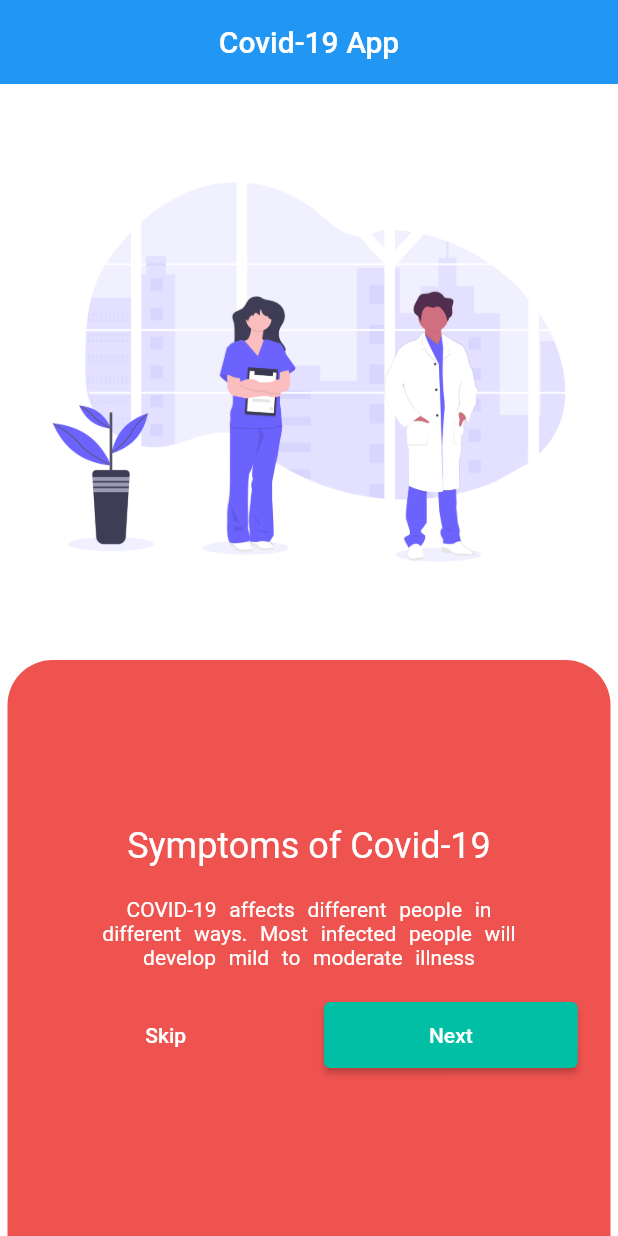
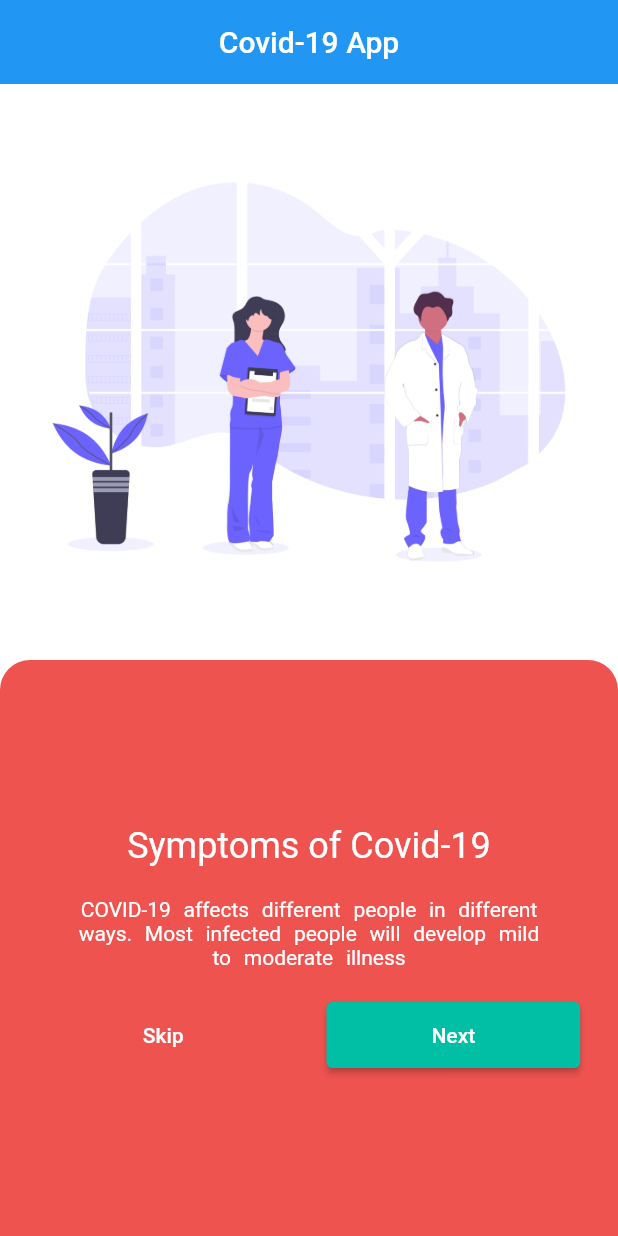
Before and after one commit to VBT-FlutterCamp/Ruchan_Adiguzel_Covid-App, a Flutter app: the screen it shows after launch, on a phone screen of 412 x 824 dp. Run offline on Flutter 3.47's test engine with Material 2 defaults, Android fonts, the phone set to English and light mode, and no system bars.

```diff
--- a/covid_app/lib/Views/on_board_view.dart
+++ b/covid_app/lib/Views/on_board_view.dart
@@ -1,47 +1,39 @@
 import 'package:covid_app/AppConstants/app_constants.dart';
 import 'package:covid_app/models/on_board_models.dart';
-import 'package:covid_app/widgets/label_text_widget.dart';
-import 'package:covid_app/widgets/label_under_content_widget.dart';
-import 'package:covid_app/widgets/wide_elevated_btn.dart';
-import 'package:covid_app/widgets/wide_text_button.dart';
 import 'package:flutter/material.dart';
 
-class OnBoardView extends StatelessWidget {
-  OnBoardView({Key? key, required this.model}) : super(key: key);
+class OnBoardView extends StatefulWidget {
+  OnBoardView({Key? key, required this.model, required this.onPressed})
+      : super(key: key);
+  final OnBoardModel model;
+  final VoidCallback onPressed;
+
+  @override
+  State<OnBoardView> createState() => _OnBoardViewState();
+}
+
+class _OnBoardViewState extends State<OnBoardView> {
   final BoxDecoration _decoration = BoxDecoration(
       borderRadius: BorderRadius.only(
-          topLeft: Radius.circular(30), topRight: Radius.circular(30)),
+          topLeft: Radius.circular(20), topRight: Radius.circular(20)),
       color: Colors.red[400]);
-  final OnBoardModel model;
 
   @override
   Widget build(BuildContext context) {
     return Column(
       mainAxisAlignment: MainAxisAlignment.end,
       children: [
-        Expanded(flex: 4, child: Image.asset(model.imagePath)),
+        Expanded(flex: 4, child: Image.asset(widget.model.imagePath)),
         Expanded(
           flex: 4,
           child: Container(
-            margin: EdgeInsets.symmetric(horizontal: 5),
             decoration: _decoration,
             child: Column(
               mainAxisAlignment: MainAxisAlignment.center,
               children: [
                 TitleText(context),
                 DescriptionText(context),
-                Container(
-                  margin: EdgeInsets.only(bottom: 50),
-                  child: Row(
-                    mainAxisAlignment: MainAxisAlignment.spaceEvenly,
-                    children: [
-                      WideTextBTN(contentOfButton: AppConstants.skipText),
-                      WideElevatedBTN(
-                        contentTextOfBtn: AppConstants.nextText,
-                      )
-                    ],
-                  ),
-                )
+                Buttons()
               ],
             ),
           ),
@@ -50,12 +42,51 @@ class OnBoardView extends StatelessWidget {
     );
   }
 
+  Container Buttons() {
+    return Container(
+      margin: EdgeInsets.only(bottom: 50),
+      child: Row(
+        mainAxisAlignment: MainAxisAlignment.spaceEvenly,
+        children: [
+          SkipBTN(),
+          NextBTN(),
+        ],
+      ),
+    );
+  }
+
+  TextButton SkipBTN() {
+    return TextButton(
+      onPressed: widget.onPressed,
+      child: const Text(
+        "Skip",
+        style: TextStyle(color: Colors.white),
+      ),
+      style: ButtonStyle(
+        padding: MaterialStateProperty.all<EdgeInsets>(
+            EdgeInsets.symmetric(horizontal: 70, vertical: 14)),
+      ),
+    );
+  }
+
+  ElevatedButton NextBTN() {
+    return ElevatedButton(
+      onPressed: widget.onPressed,
+      child: Text("Next"),
+      style: ButtonStyle(
+          padding: MaterialStateProperty.all<EdgeInsets>(
+              EdgeInsets.symmetric(horizontal: 70, vertical: 14)),
+          backgroundColor:
+              MaterialStateProperty.all<Color>(AppConstants.greenish!)),
+    );
+  }
+
   Container DescriptionText(BuildContext context) {
     return Container(
       margin: EdgeInsets.symmetric(vertical: 20, horizontal: 50),
       child: Center(
         child: Text(
-          model.description,
+          widget.model.description,
           style: Theme.of(context).textTheme.bodyText2!.copyWith(
                 color: Colors.white,
                 wordSpacing: 5,
@@ -71,7 +102,7 @@ class OnBoardView extends StatelessWidget {
       margin: EdgeInsets.only(top: 50),
       child: Center(
         child: Text(
-          model.title,
+          widget.model.title,
           style: Theme.of(context)
               .textTheme
               .headline5!
--- a/covid_app/lib/Views/splash_screen.dart
+++ b/covid_app/lib/Views/splash_screen.dart
@@ -19,8 +19,15 @@ class _SplashScreenState extends State<SplashScreen> {
       color: Colors.deepOrange[600]);
 
   var _pageContr = PageController();
+  int currentIndex = 0;
 
-  int currentIndex = 0;
+  void IncrementIndex() {
+    setState(() {
+      if (currentIndex < models.length) {
+        currentIndex++;
+      }
+    });
+  }
 
   @override
   Widget build(BuildContext context) {
@@ -37,10 +44,12 @@ class _SplashScreenState extends State<SplashScreen> {
         setState(() {
           currentIndex = value;
         });
-        currentIndex = value;
       },
       itemBuilder: (context, index) {
-        return OnBoardView(model: models[index]);
+        return OnBoardView(
+          model: models[currentIndex],
+          onPressed: IncrementIndex,
+        );
       },
       controller: _pageContr,
     );
--- a/covid_app/lib/widgets/wide_elevated_btn.dart
+++ /dev/null
@@ -1,27 +0,0 @@
-import 'package:covid_app/AppConstants/app_constants.dart';
-import 'package:flutter/material.dart';
-
-class WideElevatedBTN extends StatefulWidget {
-  WideElevatedBTN({Key? key, required this.contentTextOfBtn}) : super(key: key);
-  final String contentTextOfBtn;
-
-  @override
-  State<WideElevatedBTN> createState() => _WideElevatedBTNState();
-}
-
-class _WideElevatedBTNState extends State<WideElevatedBTN> {
-  @override
-  Widget build(BuildContext context) {
-    return Container(
-      child: ElevatedButton(
-        onPressed: () {},
-        child: Text(widget.contentTextOfBtn),
-        style: ButtonStyle(
-            padding: MaterialStateProperty.all<EdgeInsets>(
-                EdgeInsets.symmetric(horizontal: 70, vertical: 14)),
-            backgroundColor:
-                MaterialStateProperty.all<Color>(AppConstants.greenish!)),
-      ),
-    );
-  }
-}
--- a/covid_app/lib/widgets/wide_text_button.dart
+++ /dev/null
@@ -1,23 +0,0 @@
-import 'package:flutter/material.dart';
-
-class WideTextBTN extends StatelessWidget {
-  const WideTextBTN({Key? key, required this.contentOfButton})
-      : super(key: key);
-  final String contentOfButton;
-  final Color? textColor = Colors.white;
-
-  @override
-  Widget build(BuildContext context) {
-    return TextButton(
-      onPressed: () {},
-      child: Text(
-        contentOfButton,
-        style: TextStyle(color: Colors.white),
-      ),
-      style: ButtonStyle(
-        padding: MaterialStateProperty.all<EdgeInsets>(
-            EdgeInsets.symmetric(horizontal: 70, vertical: 14)),
-      ),
-    );
-  }
-}
```
Also changed, not shown: covid_app/lib/widgets/label_text_widget.dart (deleted, +0 -23 lines), covid_app/lib/widgets/label_under_content_widget.dart (deleted, +0 -24 lines).
